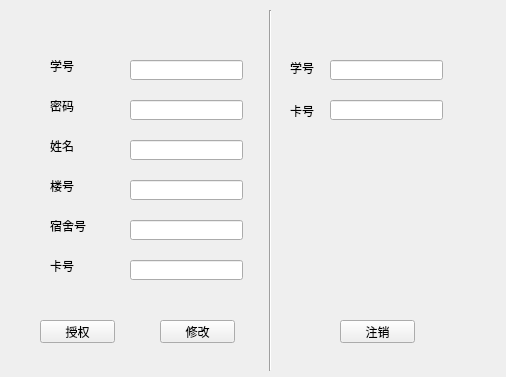
a686432/dormitory, file Dormitory/adiministrate.ui: the form before one commit.
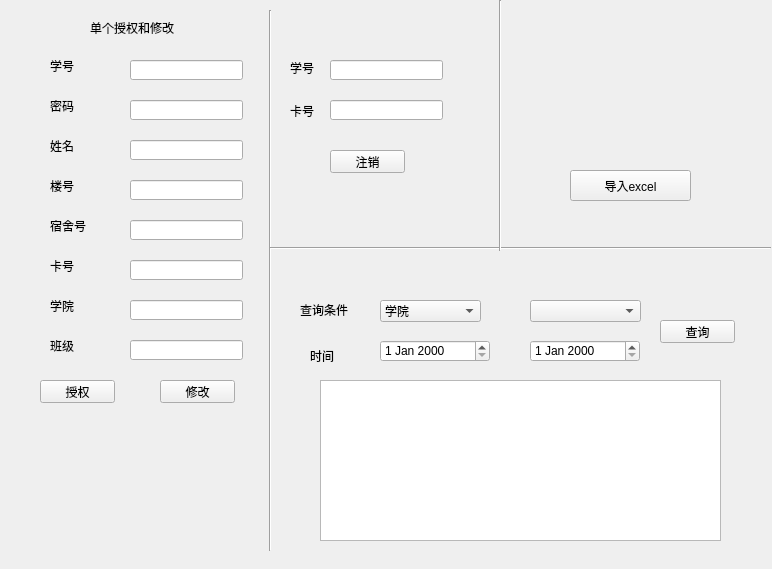
The form after the commit.

```diff
--- a/Dormitory/adiministrate.ui
+++ b/Dormitory/adiministrate.ui
@@ -6,8 +6,8 @@
    <rect>
     <x>0</x>
     <y>0</y>
-    <width>506</width>
-    <height>377</height>
+    <width>772</width>
+    <height>569</height>
    </rect>
   </property>
   <property name="windowTitle">
@@ -132,7 +132,7 @@
    <property name="geometry">
     <rect>
      <x>40</x>
-     <y>320</y>
+     <y>380</y>
      <width>75</width>
      <height>23</height>
     </rect>
@@ -170,7 +170,7 @@
      <x>260</x>
      <y>10</y>
      <width>20</width>
-     <height>361</height>
+     <height>541</height>
     </rect>
    </property>
    <property name="orientation">
@@ -226,8 +226,8 @@
   <widget class="QPushButton" name="pushButton_2">
    <property name="geometry">
     <rect>
-     <x>340</x>
-     <y>320</y>
+     <x>330</x>
+     <y>150</y>
      <width>75</width>
      <height>23</height>
     </rect>
@@ -240,7 +240,7 @@
    <property name="geometry">
     <rect>
      <x>160</x>
-     <y>320</y>
+     <y>380</y>
      <width>75</width>
      <height>23</height>
     </rect>
@@ -249,6 +249,228 @@
     <string>修改</string>
    </property>
   </widget>
+  <widget class="QLabel" name="label_9">
+   <property name="geometry">
+    <rect>
+     <x>90</x>
+     <y>20</y>
+     <width>101</width>
+     <height>16</height>
+    </rect>
+   </property>
+   <property name="text">
+    <string>单个授权和修改</string>
+   </property>
+  </widget>
+  <widget class="QLabel" name="label_10">
+   <property name="geometry">
+    <rect>
+     <x>50</x>
+     <y>300</y>
+     <width>54</width>
+     <height>12</height>
+    </rect>
+   </property>
+   <property name="text">
+    <string>学院</string>
+   </property>
+  </widget>
+  <widget class="QLabel" name="label_11">
+   <property name="geometry">
+    <rect>
+     <x>50</x>
+     <y>340</y>
+     <width>54</width>
+     <height>12</height>
+    </rect>
+   </property>
+   <property name="text">
+    <string>班级</string>
+   </property>
+  </widget>
+  <widget class="QLineEdit" name="lineEdit_3">
+   <property name="geometry">
+    <rect>
+     <x>130</x>
+     <y>300</y>
+     <width>113</width>
+     <height>20</height>
+    </rect>
+   </property>
+  </widget>
+  <widget class="QLineEdit" name="lineEdit_4">
+   <property name="geometry">
+    <rect>
+     <x>130</x>
+     <y>340</y>
+     <width>113</width>
+     <height>20</height>
+    </rect>
+   </property>
+  </widget>
+  <widget class="QComboBox" name="comboBox">
+   <property name="geometry">
+    <rect>
+     <x>380</x>
+     <y>300</y>
+     <width>101</width>
+     <height>22</height>
+    </rect>
+   </property>
+   <item>
+    <property name="text">
+     <string>学院</string>
+    </property>
+   </item>
+   <item>
+    <property name="text">
+     <string>学号</string>
+    </property>
+   </item>
+   <item>
+    <property name="text">
+     <string>楼号</string>
+    </property>
+   </item>
+  </widget>
+  <widget class="Line" name="line_2">
+   <property name="geometry">
+    <rect>
+     <x>270</x>
+     <y>240</y>
+     <width>501</width>
+     <height>16</height>
+    </rect>
+   </property>
+   <property name="orientation">
+    <enum>Qt::Horizontal</enum>
+   </property>
+  </widget>
+  <widget class="QPushButton" name="pushButton_5">
+   <property name="geometry">
+    <rect>
+     <x>660</x>
+     <y>320</y>
+     <width>75</width>
+     <height>23</height>
+    </rect>
+   </property>
+   <property name="text">
+    <string>查询</string>
+   </property>
+  </widget>
+  <widget class="QLabel" name="label_12">
+   <property name="geometry">
+    <rect>
+     <x>300</x>
+     <y>300</y>
+     <width>54</width>
+     <height>20</height>
+    </rect>
+   </property>
+   <property name="text">
+    <string>查询条件</string>
+   </property>
+  </widget>
+  <widget class="QComboBox" name="comboBox_2">
+   <property name="geometry">
+    <rect>
+     <x>530</x>
+     <y>300</y>
+     <width>111</width>
+     <height>22</height>
+    </rect>
+   </property>
+   <item>
+    <property name="text">
+     <string/>
+    </property>
+   </item>
+   <item>
+    <property name="text">
+     <string>班级</string>
+    </property>
+   </item>
+   <item>
+    <property name="text">
+     <string>年级</string>
+    </property>
+   </item>
+   <item>
+    <property name="text">
+     <string>宿舍</string>
+    </property>
+   </item>
+  </widget>
+  <widget class="QListView" name="listView">
+   <property name="geometry">
+    <rect>
+     <x>320</x>
+     <y>380</y>
+     <width>401</width>
+     <height>161</height>
+    </rect>
+   </property>
+  </widget>
+  <widget class="Line" name="line_3">
+   <property name="geometry">
+    <rect>
+     <x>490</x>
+     <y>0</y>
+     <width>20</width>
+     <height>251</height>
+    </rect>
+   </property>
+   <property name="orientation">
+    <enum>Qt::Vertical</enum>
+   </property>
+  </widget>
+  <widget class="QPushButton" name="pushButton_4">
+   <property name="geometry">
+    <rect>
+     <x>570</x>
+     <y>170</y>
+     <width>121</width>
+     <height>31</height>
+    </rect>
+   </property>
+   <property name="text">
+    <string>导入excel</string>
+   </property>
+  </widget>
+  <widget class="QLabel" name="label_13">
+   <property name="geometry">
+    <rect>
+     <x>310</x>
+     <y>350</y>
+     <width>54</width>
+     <height>12</height>
+    </rect>
+   </property>
+   <property name="text">
+    <string>时间</string>
+   </property>
+  </widget>
+  <widget class="QDateEdit" name="dateEdit">
+   <property name="geometry">
+    <rect>
+     <x>380</x>
+     <y>340</y>
+     <width>110</width>
+     <height>22</height>
+    </rect>
+   </property>
+  </widget>
+  <widget class="QDateEdit" name="dateEdit_2">
+   <property name="geometry">
+    <rect>
+     <x>530</x>
+     <y>340</y>
+     <width>110</width>
+     <height>22</height>
+    </rect>
+   </property>
+  </widget>
  </widget>
  <layoutdefault spacing="6" margin="11"/>
  <resources/>
```
